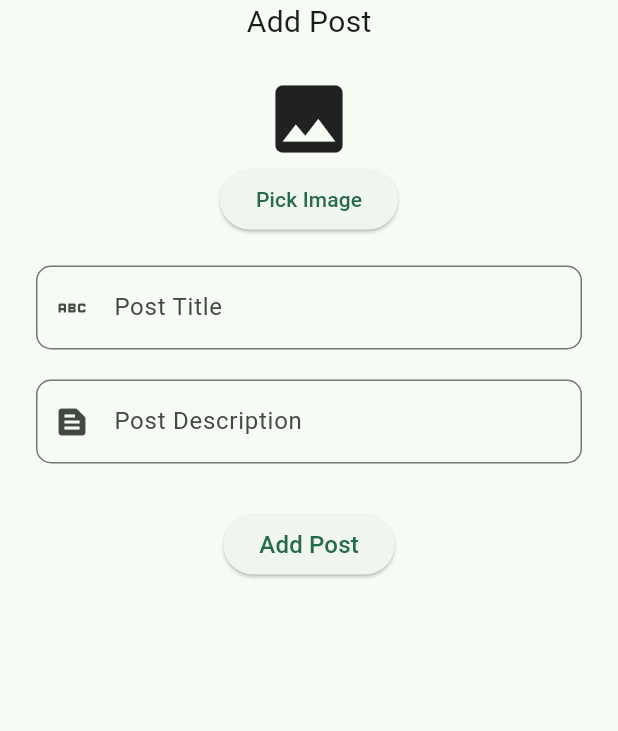
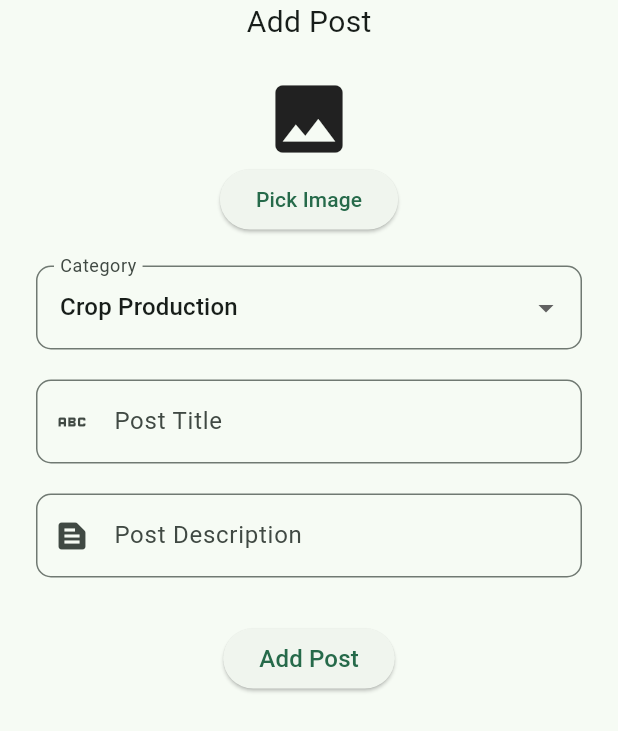
Before and after one commit to abdulqadir263/agrisol, a Flutter app: the AddPostPage screen opened by its route, on a phone screen of 412 x 824 dp. Shown: the top 731 px of the screen. Run offline on Flutter 3.47's test engine with Material 3 defaults, Android fonts, the phone set to English and light mode, and no system bars; our stand-ins replace cloud_firestore, firebase_auth, firebase_core, get, image_picker; missing offline and left inert: cloudinary_sdk; accounts and stored records are empty.

Commit message:
crud operations

```diff
--- /dev/null
+++ b/lib/constants.dart
@@ -0,0 +1,10 @@
+// Add a constants file for global settings
+const String adminEmail = "a.qadir1201@gmail.com";
+
+const List<String> postCategories = [
+  "Crop Production",
+  "Livestock",
+  "Farm Equipment",
+  "Soil & Fertilizer",
+  "Irrigation",
+];
--- /dev/null
+++ b/lib/data/user_role_service.dart
@@ -0,0 +1,10 @@
+import 'package:get/get.dart';
+import '../constants.dart';
+
+class UserRoleService extends GetxService {
+  final RxBool isAdmin = false.obs;
+
+  void setRole(String email) {
+    isAdmin.value = (email == adminEmail);
+  }
+}
--- a/lib/main.dart
+++ b/lib/main.dart
@@ -1,5 +1,5 @@
 import 'package:agrisol/ui/auth/forget_password.dart';
-import 'package:agrisol/ui/home/home.dart';
+import 'package:agrisol/ui/home/admin_home.dart';
 import 'package:agrisol/ui/auth/login.dart';
 import 'package:agrisol/ui/posts/add_post.dart';
 import 'package:agrisol/ui/posts/posts.dart';
--- /dev/null
+++ b/lib/model/comment.dart
@@ -0,0 +1,27 @@
+class Comment {
+  String id;
+  String authorEmail;
+  String content;
+
+  Comment({
+    required this.id,
+    required this.authorEmail,
+    required this.content,
+  });
+
+  factory Comment.fromMap(Map<String, dynamic> map) {
+    return Comment(
+      id: map['id'] ?? '',
+      authorEmail: map['authorEmail'] ?? '',
+      content: map['content'] ?? '',
+    );
+  }
+
+  Map<String, dynamic> toMap() {
+    return {
+      'id': id,
+      'authorEmail': authorEmail,
+      'content': content,
+    };
+  }
+}
--- a/lib/model/post.dart
+++ b/lib/model/post.dart
@@ -1,28 +1,49 @@
+import 'comment.dart';
 
-class Post{
+class Post {
   String id;
   String uId;
   String title;
   String description;
   String? image;
+  String? category;
+  List<Comment>? comments;
 
-  Post(this.id, this.uId, this.title, this.description);
+  Post(
+      this.id,
+      this.uId,
+      this.title,
+      this.description, {
+        this.image,
+        this.category,
+        this.comments,
+      });
 
-
-  static Post fromMap(Map<String, dynamic> map){
-    Post p = Post(map['id'], map['uId'], map['title'], map['description']);
-    p.image = map['image'];
-    return p;
+  factory Post.fromMap(Map<String, dynamic> map) {
+    return Post(
+      map['id'] ?? '',
+      map['uId'] ?? '',
+      map['title'] ?? '',
+      map['description'] ?? '',
+      image: map['image'],
+      category: map['category'],
+      comments: map['comments'] != null
+          ? List<Comment>.from(
+          (map['comments'] as List)
+              .map((c) => Comment.fromMap(Map<String, dynamic>.from(c))))
+          : [],
+    );
   }
 
-  Map<String,dynamic> toMap(){
-    return{
-      'id' : id,
-      'uId' : uId,
-      'title' : title,
-      'description' : description,
+  Map<String, dynamic> toMap() {
+    return {
+      'id': id,
+      'uId': uId,
+      'title': title,
+      'description': description,
       'image': image,
+      'category': category,
+      'comments': comments?.map((c) => c.toMap()).toList() ?? [],
     };
   }
-
 }
--- a/lib/ui/auth/view_models/login_vm.dart
+++ b/lib/ui/auth/view_models/login_vm.dart
@@ -27,7 +27,7 @@ class LoginViewModel extends GetxController{
     }on FirebaseAuthException catch(e){
       Get.snackbar("Error", e.message ?? "Login Failed");
     }
-      isLoading.value = false;
+    isLoading.value = false;
   }
 
   bool isUserLoggedIn(){
--- a/lib/ui/posts/add_post.dart
+++ b/lib/ui/posts/add_post.dart
@@ -1,14 +1,12 @@
 import 'dart:io';
-
 import 'package:agrisol/data/PostRepository.dart';
 import 'package:agrisol/ui/posts/view_models/add_post_vm.dart';
 import 'package:flutter/material.dart';
 import 'package:get/get.dart';
-
+import '../../constants.dart';
 import '../../data/AuthRepository.dart';
 import '../../data/media_repo.dart';
 import '../../model/post.dart';
-
 
 class AddPostPage extends StatefulWidget {
   const AddPostPage({super.key});
@@ -22,15 +20,17 @@ class _AddPostPageState extends State<AddPostPage> {
   TextEditingController descriptionController = TextEditingController();
   late AddPostViewModel addPostViewModel;
   Post? post;
+  String selectedCategory = postCategories.first;
 
   @override
   void initState() {
     super.initState();
     addPostViewModel = Get.find();
     post = Get.arguments;
-    if(post!=null){
+    if (post != null) {
       titleController = TextEditingController(text: post?.title);
       descriptionController = TextEditingController(text: post?.description);
+      selectedCategory = post?.category ?? postCategories.first;
     }
   }
 
@@ -39,40 +39,52 @@ class _AddPostPageState extends State<AddPostPage> {
     return Scaffold(
       body: SingleChildScrollView(
         child: Padding(
-
           padding: const EdgeInsets.symmetric(horizontal: 24.0),
           child: Column(
             mainAxisAlignment: MainAxisAlignment.center,
             children: [
-              Text("Add Post",
-                style: TextStyle(fontSize: 20),
-              ),
-
+              const Text("Add Post", style: TextStyle(fontSize: 20)),
               const SizedBox(height: 20),
-
               Obx(() {
                 final image = addPostViewModel.image.value;
                 if (image != null) {
-                  return Image.file(File(image.path),
+                  return Image.file(
+                    File(image.path),
                     width: 125,
                     height: 125,
                   );
                 }
-                return Icon(Icons.image, size: 60);
+                return const Icon(Icons.image, size: 60);
               }),
-
-
               ElevatedButton(
                 onPressed: () {
                   WidgetsBinding.instance.addPostFrameCallback((_) {
                     addPostViewModel.pickImage();
                   });
                 },
-                child: Text("Pick Image"),
+                child: const Text("Pick Image"),
               ),
-
               const SizedBox(height: 20),
-              // Email Field
+              DropdownButtonFormField<String>(
+                value: selectedCategory,
+                decoration: InputDecoration(
+                  labelText: "Category",
+                  border: OutlineInputBorder(
+                    borderRadius: BorderRadius.circular(10),
+                  ),
+                  contentPadding:
+                  const EdgeInsets.symmetric(vertical: 16, horizontal: 12),
+                ),
+                items: postCategories
+                    .map((e) => DropdownMenuItem(value: e, child: Text(e)))
+                    .toList(),
+                onChanged: (value) {
+                  setState(() {
+                    selectedCategory = value!;
+                  });
+                },
+              ),
+              const SizedBox(height: 20),
               TextField(
                 controller: titleController,
                 decoration: InputDecoration(
@@ -87,15 +99,12 @@ class _AddPostPageState extends State<AddPostPage> {
                 ),
               ),
               const SizedBox(height: 20),
-
-              // Password Field
               TextField(
                 controller: descriptionController,
                 decoration: InputDecoration(
                   labelText: "Post Description",
                   hintText: "Enter your Problem in detail here",
                   prefixIcon: const Icon(Icons.text_snippet),
-
                   border: OutlineInputBorder(
                     borderRadius: BorderRadius.circular(10),
                   ),
@@ -104,8 +113,6 @@ class _AddPostPageState extends State<AddPostPage> {
                 ),
               ),
               const SizedBox(height: 30),
-
-              // Login Button
               Obx(() {
                 return addPostViewModel.isSaving.value
                     ? const CircularProgressIndicator()
@@ -114,7 +121,8 @@ class _AddPostPageState extends State<AddPostPage> {
                     addPostViewModel.addPost(
                       titleController.text,
                       descriptionController.text,
-                        post
+                      post,
+                      category: selectedCategory,
                     );
                   },
                   child: const Text(
@@ -122,8 +130,7 @@ class _AddPostPageState extends State<AddPostPage> {
                     style: TextStyle(fontSize: 16),
                   ),
                 );
-              }
-              ),
+              }),
             ],
           ),
         ),
@@ -132,8 +139,7 @@ class _AddPostPageState extends State<AddPostPage> {
   }
 }
 
-
-class AddPostBinding extends Bindings{
+class AddPostBinding extends Bindings {
   @override
   void dependencies() {
     Get.put(AuthRepository());
@@ -141,5 +147,4 @@ class AddPostBinding extends Bindings{
     Get.put(MediaRepository());
     Get.put(AddPostViewModel());
   }
-
 }
--- a/lib/ui/posts/view_models/add_post_vm.dart
+++ b/lib/ui/posts/view_models/add_post_vm.dart
@@ -1,12 +1,11 @@
-
-import 'package:agrisol/data/AuthRepository.dart';
-import 'package:agrisol/data/PostRepository.dart';
-import 'package:agrisol/data/media_repo.dart';
-import 'package:agrisol/model/post.dart';
 import 'package:get/get.dart';
 import 'package:image_picker/image_picker.dart';
+import '../../../data/AuthRepository.dart';
+import '../../../data/PostRepository.dart';
+import '../../../data/media_repo.dart';
+import '../../../model/post.dart';
 
-class AddPostViewModel extends GetxController{
+class AddPostViewModel extends GetxController {
   AuthRepository authRepository = Get.find();
   PostsRepository postsRepository = Get.find();
   MediaRepository mediaRepository = Get.find();
@@ -14,42 +13,40 @@ class AddPostViewModel extends GetxController{
 
   Rxn<XFile> image = Rxn<XFile>();
 
-  Future<void> addPost(String title, String description, Post? post) async {
-
-    if(title.isEmpty){
+  Future<void> addPost(String title, String description, Post? post, {String? category}) async {
+    if (title.isEmpty) {
       Get.snackbar("Error", "Enter valid Title");
       return;
     }
 
-    if(description.isEmpty){
+    if (description.isEmpty) {
       Get.snackbar("Error", "Enter Description");
       return;
     }
 
     isSaving.value = true;
 
-    if(post == null) {
-      Post post = Post(
+    if (post == null) {
+      Post newPost = Post(
         '',
-          authRepository
-              .getLoggedInUser()
-              ?.uid ?? '',
+        authRepository.getLoggedInUser()?.uid ?? '',
         title,
-          description
+        description,
+        category: category,
       );
 
-      await uploadImage(post);
+      await uploadImage(newPost);
 
       try {
-        await postsRepository.addPost(post);
+        await postsRepository.addPost(newPost);
         Get.back(result: true);
       } catch (e) {
         Get.snackbar("Error", "An unexpected error occurred ${e.toString()}");
       }
-    }else
-    {
+    } else {
       post.title = title;
       post.description = description;
+      post.category = category;
 
       try {
         await uploadImage(post);
@@ -64,24 +61,19 @@ class AddPostViewModel extends GetxController{
   }
 
   Future<void> uploadImage(Post post) async {
-      if(image.value!=null) {
+    if (image.value != null) {
       var imageResult = await mediaRepository.uploadImg(image.value!.path);
-        if(imageResult.isSuccessful){
+      if (imageResult.isSuccessful) {
         post.image = imageResult.url;
-        }else
-        {
-          Get.snackbar('Error Uploading Image',
-              imageResult.error??"Couldn't upload image due to some error"
-          );
+      } else {
+        Get.snackbar('Error Uploading Image', imageResult.error ?? "Couldn't upload image due to some error");
         return;
       }
     }
   }
 
-
   Future<void> pickImage() async {
     final ImagePicker picker = ImagePicker();
     image.value = await picker.pickImage(source: ImageSource.gallery);
   }
-
 }
```
Also changed, not shown: lib/data/PostRepository.dart (+20 -17 lines), lib/model/user.dart (deleted, +0 -28 lines), lib/ui/auth/login.dart (+37 -34 lines), lib/ui/auth/signup.dart (+35 -31 lines), lib/ui/posts/posts.dart (+80 -8 lines), lib/ui/posts/view_models/posts_vm.dart (+24 -12 lines), lib/utils/role_check.dart (deleted, +0 -9 lines), lib/ui/home/admin_home.dart (renamed from lib/ui/home/home.dart), lib/ui/home/user_home.dart (added). Lines whose indentation alone changed are shown as unchanged.
